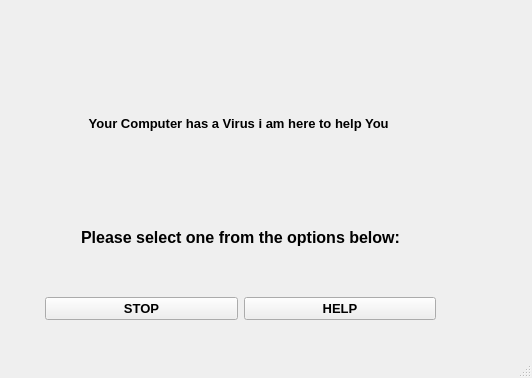
Before: the Qt Designer form Kapitel 6/dummy.ui in Dhalu-the-great/Uebungen-GeoProgrammierung-I, drawn with Qt 5.
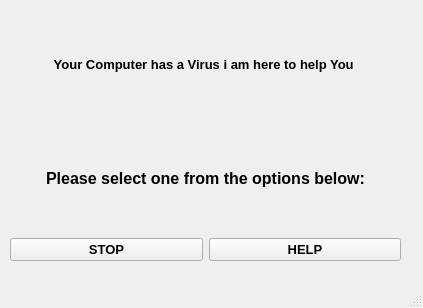
After: the same form once the commit is applied.

Diff of the .ui file:
```diff
--- a/Kapitel 6/dummy.ui
+++ b/Kapitel 6/dummy.ui
@@ -6,8 +6,8 @@
    <rect>
     <x>0</x>
     <y>0</y>
-    <width>532</width>
-    <height>378</height>
+    <width>423</width>
+    <height>308</height>
    </rect>
   </property>
   <property name="windowTitle">
@@ -17,8 +17,8 @@
    <widget class="QWidget" name="verticalLayoutWidget">
     <property name="geometry">
      <rect>
-      <x>45</x>
-      <y>69</y>
+      <x>10</x>
+      <y>10</y>
       <width>391</width>
       <height>251</height>
      </rect>
```
Left out of the diff: 2 changed lines with no effect on the pictures.
